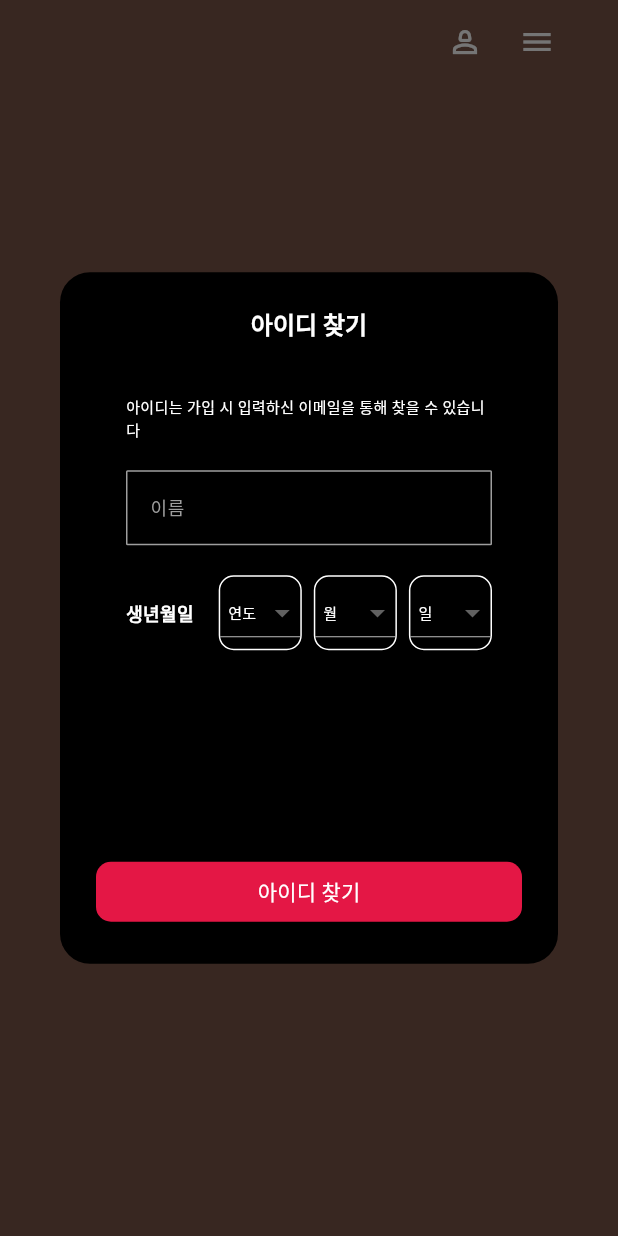
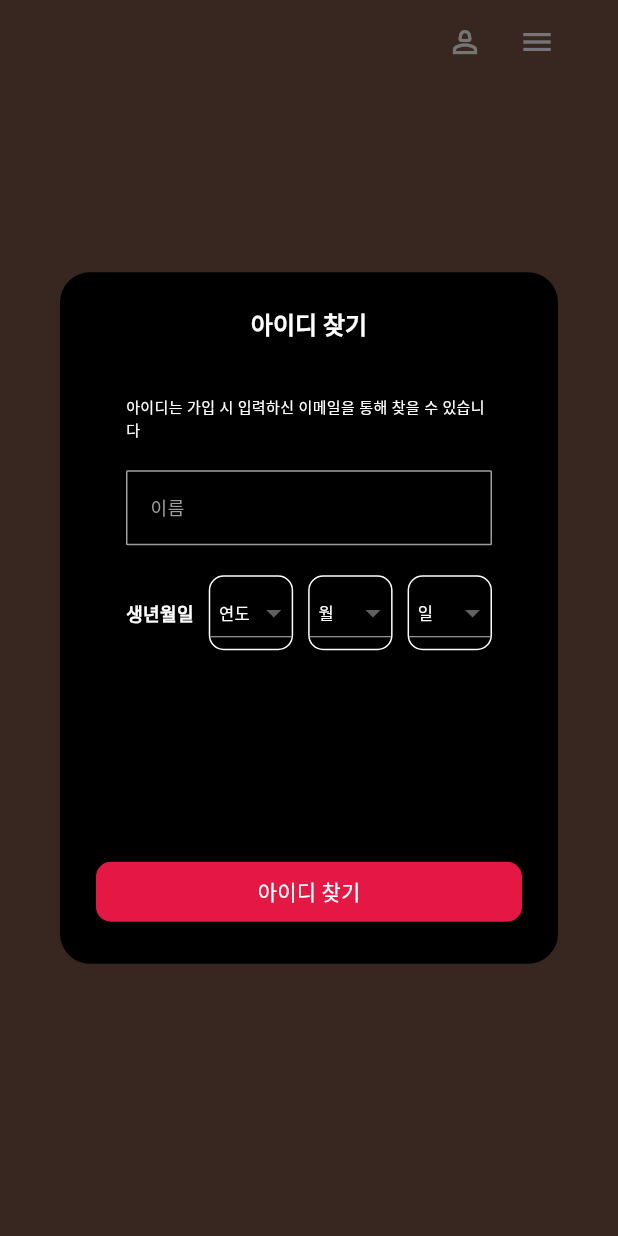
Before and after one commit to hoonk0/funnchallenge1, a Flutter app: the RouteLogin screen opened directly, after a tap on "아이디 찾기", on a phone screen of 412 x 824 dp. Run offline on Flutter 3.47's test engine with Material 3 defaults, Android fonts, the light colour scheme and no system bars; our stand-ins replace sizer.

Commit message:
make vn for birthday input

```diff
--- a/lib/route/route_login.dart
+++ b/lib/route/route_login.dart
@@ -24,9 +24,13 @@ class _RouteLoginState extends State<RouteLogin> {
   String? selectedMonth;
   String? selectedDay;
 
-  List<String> years = List.generate(50, (index) => (2024 - index).toString());
-  List<String> months = List.generate(12, (index) => (index + 1).toString().padLeft(2, '0'));
-  List<String> days = List.generate(31, (index) => (index + 1).toString().padLeft(2, '0'));
+  final ValueNotifier<String?> selectedYearNotifier = ValueNotifier<String?>(null);
+  final ValueNotifier<String?> selectedMonthNotifier = ValueNotifier<String?>(null);
+  final ValueNotifier<String?> selectedDayNotifier = ValueNotifier<String?>(null);
+
+  final List<String> years = List<String>.generate(151, (int index) => (1900 + index).toString());
+  final List<String> months = List<String>.generate(12, (int index) => (index + 1).toString().padLeft(2, '0'));
+  final List<String> days = List<String>.generate(31, (int index) => (index + 1).toString().padLeft(2, '0'));
 
   @override
   void initState() {
@@ -38,6 +42,10 @@ class _RouteLoginState extends State<RouteLogin> {
     tecId.dispose();
     tecPw.dispose();
     tecName.dispose();
+
+    selectedYearNotifier.dispose();
+    selectedMonthNotifier.dispose();
+    selectedDayNotifier.dispose();
 
     super.dispose();
   }
@@ -579,108 +587,122 @@ class _RouteLoginState extends State<RouteLogin> {
 
                                               const SizedBox(height: 20),
 
-                                              Row(
+
+                                              Center(
+                                                child: Row(
+                                                  mainAxisAlignment: MainAxisAlignment.center,
                                                   children: [
-                                                  SizedBox(
-                                                    width: 15.w,
-                                                    child: const Text(
+
+                                                    Text(
                                                       '생년월일',
                                                       style: TS.s12w700(colorWhite),
                                                     ),
-                                                  ),
 
+                                                    SizedBox(width: 10,),
+                                                    // Year Dropdown
                                                     Expanded(
                                                       child: Container(
                                                         decoration: BoxDecoration(
                                                           border: Border.all(color: Colors.white),
                                                           borderRadius: BorderRadius.circular(10.0),
-
                                                         ),
-                                                      child: DropdownButton<String>(
+                                                        child:
+                                                        ValueListenableBuilder<String?>(
+                                                          valueListenable: selectedYearNotifier,
+                                                          builder: (context, selectedYear, child) {
+                                                            return DropdownButton<String>(
                                                               value: years.contains(selectedYear) ? selectedYear : null,
-                                                        hint: const Text('  연도', style: TS.s10w400(colorWhite)),
+                                                              hint: const Text('  연도', style: TS.s11w400(colorWhite)),
                                                               isExpanded: true,
                                                               items: years.map((String value) {
                                                                 return DropdownMenuItem<String>(
                                                                   value: value,
                                                                   child: Padding(
                                                                     padding: const EdgeInsets.all(1.0),
-                                                              child: Text(value, style: const TS.s10w400(colorWhite)),
+                                                                    child: Text(value, style: const TS.s11w400(colorWhite)),
                                                                   ),
                                                                 );
                                                               }).toList(),
                                                               onChanged: (newValue) {
-                                                          setState(() {
-                                                            selectedYear = newValue;
-                                                          });
+                                                                selectedYearNotifier.value = newValue;
                                                               },
                                                               dropdownColor: Colors.grey[800], // 드롭다운 배경 색상
+                                                            );
+                                                          },
                                                         ),
                                                       ),
                                                     ),
-                                                  const SizedBox(width: 8),
+                                                    SizedBox(width: 10),
+                                                    // Month Dropdown
                                                     Expanded(
                                                       child: Container(
                                                         decoration: BoxDecoration(
                                                           border: Border.all(color: Colors.white),
                                                           borderRadius: BorderRadius.circular(10.0),
                                                         ),
-                                                      child: DropdownButton<String>(
-                                                        value: selectedMonth,
-                                                        hint: const Text('  월', style: TS.s10w400(colorWhite)),
+                                                        child: ValueListenableBuilder<String?>(
+                                                          valueListenable: selectedMonthNotifier,
+                                                          builder: (context, selectedMonth, child) {
+                                                            return DropdownButton<String>(
+                                                              value: months.contains(selectedMonth) ? selectedMonth : null,
+                                                              hint: const Text('  월', style: TS.s11w400(colorWhite)),
                                                               isExpanded: true,
                                                               items: months.map((String value) {
                                                                 return DropdownMenuItem<String>(
                                                                   value: value,
                                                                   child: Padding(
-                                                              padding: const EdgeInsets.all(6.0),
-                                                              child: Text(value, style: const TS.s10w400(colorWhite)),
+                                                                    padding: const EdgeInsets.all(1.0),
+                                                                    child: Text(value, style: const TS.s11w400(colorWhite)),
                                                                   ),
                                                                 );
                                                               }).toList(),
                                                               onChanged: (newValue) {
-                                                          setState(() {
-                                                            selectedMonth = newValue;
-                                                          });
+                                                                selectedMonthNotifier.value = newValue;
                                                               },
                                                               dropdownColor: Colors.grey[800], // 드롭다운 배경 색상
+                                                            );
+                                                          },
                                                         ),
                                                       ),
                                                     ),
-                                                  const SizedBox(width: 8),
+                                                    SizedBox(width: 10),
+                                                    // Day Dropdown
                                                     Expanded(
                                                       child: Container(
                                                         decoration: BoxDecoration(
                                                           border: Border.all(color: Colors.white),
                                                           borderRadius: BorderRadius.circular(10.0),
-
                                                         ),
-                                                      child: DropdownButton<String>(
+                                                        child: ValueListenableBuilder<String?>(
+                                                          valueListenable: selectedDayNotifier,
+                                                          builder: (context, selectedDay, child) {
+                                                            return DropdownButton<String>(
                                                               value: days.contains(selectedDay) ? selectedDay : null,
-                                                        hint: const Text('  일', style: TS.s10w400(colorWhite)),
+                                                              hint: const Text('  일', style: TS.s11w400(colorWhite)),
                                                               isExpanded: true,
                                                               items: days.map((String value) {
                                                                 return DropdownMenuItem<String>(
                                                                   value: value,
                                                                   child: Padding(
-                                                              padding: const EdgeInsets.all(6.0),
-                                                              child: Text(value, style: const TS.s12w400(colorWhite)),
+                                                                    padding: const EdgeInsets.all(1.0),
+                                                                    child: Text(value, style: const TS.s11w400(colorWhite)),
                                                                   ),
                                                                 );
                                                               }).toList(),
                                                               onChanged: (newValue) {
-                                                          setState(() {
-                                                            selectedDay = newValue;
-                                                          });
+                                                                selectedDayNotifier.value = newValue;
                                                               },
                                                               dropdownColor: Colors.grey[800], // 드롭다운 배경 색상
+                                                            );
+                                                          },
                                                         ),
+                                                      ),
+                                                    ),
+                                                  ],
                                                 ),
                                               ),
 
 
-                                                ],
-                                              ),
 
 
                                             ],
--- a/lib/route/route_splash.dart
+++ b/lib/route/route_splash.dart
@@ -13,11 +13,13 @@ class RouteSplash extends StatefulWidget {
 class _RouteSplashState extends State<RouteSplash> {
   @override
   void initState() {
+
     super.initState();
     // initState에서 다이얼로그를 표시하도록 설정합니다.
     WidgetsBinding.instance.addPostFrameCallback((_) {
       _showDialog();
     });
+
   }
 
   void _showDialog() {
```
Lines whose indentation alone changed are shown as unchanged.
